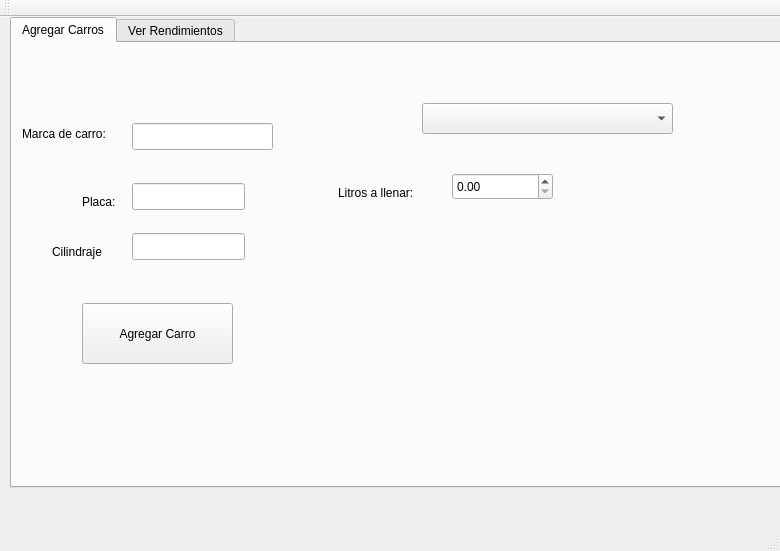
First picture: the form in RendimientoCarro/mainwindow.ui, repository pejuan/11411073-proyecto-02, before the edit.
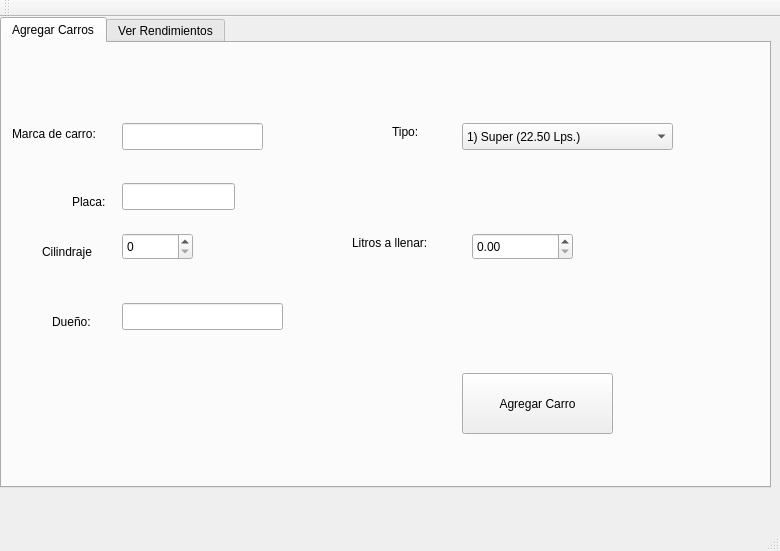
Second picture: the form after the edit.

Commit message: La clase carro esta semicompleta

Diff of the .ui file:
```diff
--- a/RendimientoCarro/mainwindow.ui
+++ b/RendimientoCarro/mainwindow.ui
@@ -17,7 +17,7 @@
    <widget class="QTabWidget" name="tab_1">
     <property name="geometry">
      <rect>
-      <x>10</x>
+      <x>0</x>
       <y>0</y>
       <width>771</width>
       <height>471</height>
@@ -33,8 +33,8 @@
      <widget class="QPushButton" name="pushButton">
       <property name="geometry">
        <rect>
-        <x>70</x>
-        <y>260</y>
+        <x>460</x>
+        <y>330</y>
         <width>151</width>
         <height>61</height>
        </rect>
@@ -89,16 +89,6 @@
        </rect>
       </property>
      </widget>
-     <widget class="QLineEdit" name="lineEdit_3">
-      <property name="geometry">
-       <rect>
-        <x>120</x>
-        <y>190</y>
-        <width>113</width>
-        <height>27</height>
-       </rect>
-      </property>
-     </widget>
      <widget class="QLabel" name="label_3">
       <property name="geometry">
        <rect>
@@ -112,21 +102,11 @@
        <string>Cilindraje</string>
       </property>
      </widget>
-     <widget class="QComboBox" name="cb_carrosSinLlenar">
+     <widget class="QDoubleSpinBox" name="sp_tanque">
       <property name="geometry">
        <rect>
-        <x>410</x>
-        <y>60</y>
-        <width>251</width>
-        <height>31</height>
-       </rect>
-      </property>
-     </widget>
-     <widget class="QDoubleSpinBox" name="doubleSpinBox">
-      <property name="geometry">
-       <rect>
-        <x>440</x>
-        <y>130</y>
+        <x>470</x>
+        <y>190</y>
         <width>101</width>
         <height>27</height>
        </rect>
@@ -135,8 +115,8 @@
      <widget class="QLabel" name="label_4">
       <property name="geometry">
        <rect>
-        <x>326</x>
-        <y>140</y>
+        <x>350</x>
+        <y>190</y>
         <width>111</width>
         <height>20</height>
        </rect>
@@ -145,6 +125,77 @@
        <string>Litros a llenar:</string>
       </property>
      </widget>
+     <widget class="QSpinBox" name="sp_cilindraje">
+      <property name="geometry">
+       <rect>
+        <x>120</x>
+        <y>190</y>
+        <width>71</width>
+        <height>27</height>
+       </rect>
+      </property>
+     </widget>
+     <widget class="QLineEdit" name="tf_owner">
+      <property name="geometry">
+       <rect>
+        <x>120</x>
+        <y>260</y>
+        <width>161</width>
+        <height>27</height>
+       </rect>
+      </property>
+     </widget>
+     <widget class="QLabel" name="label_5">
+      <property name="geometry">
+       <rect>
+        <x>50</x>
+        <y>270</y>
+        <width>67</width>
+        <height>17</height>
+       </rect>
+      </property>
+      <property name="text">
+       <string>Dueño:</string>
+      </property>
+     </widget>
+     <widget class="QComboBox" name="cb_tipo">
+      <property name="geometry">
+       <rect>
+        <x>460</x>
+        <y>80</y>
+        <width>211</width>
+        <height>27</height>
+       </rect>
+      </property>
+      <item>
+       <property name="text">
+        <string>1) Super (22.50 Lps.)</string>
+       </property>
+      </item>
+      <item>
+       <property name="text">
+        <string>2) Regular (17.80 Lps.)</string>
+       </property>
+      </item>
+      <item>
+       <property name="text">
+        <string>3) Diesel (19.00 Lps.)</string>
+       </property>
+      </item>
+     </widget>
+     <widget class="QLabel" name="label_6">
+      <property name="geometry">
+       <rect>
+        <x>390</x>
+        <y>80</y>
+        <width>41</width>
+        <height>17</height>
+       </rect>
+      </property>
+      <property name="text">
+       <string>Tipo:</string>
+      </property>
+     </widget>
     </widget>
     <widget class="QWidget" name="tab_2">
      <attribute name="title">
```
Left out of the diff: 12 changed lines with no effect on the pictures. The commit also changes 6 other files.
